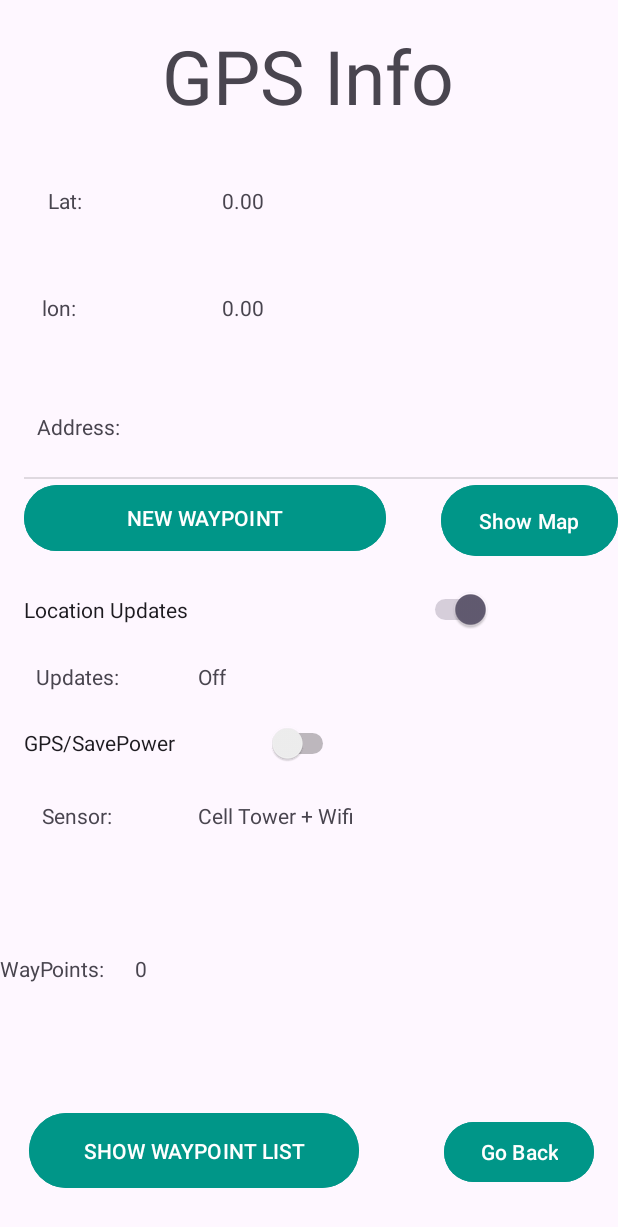
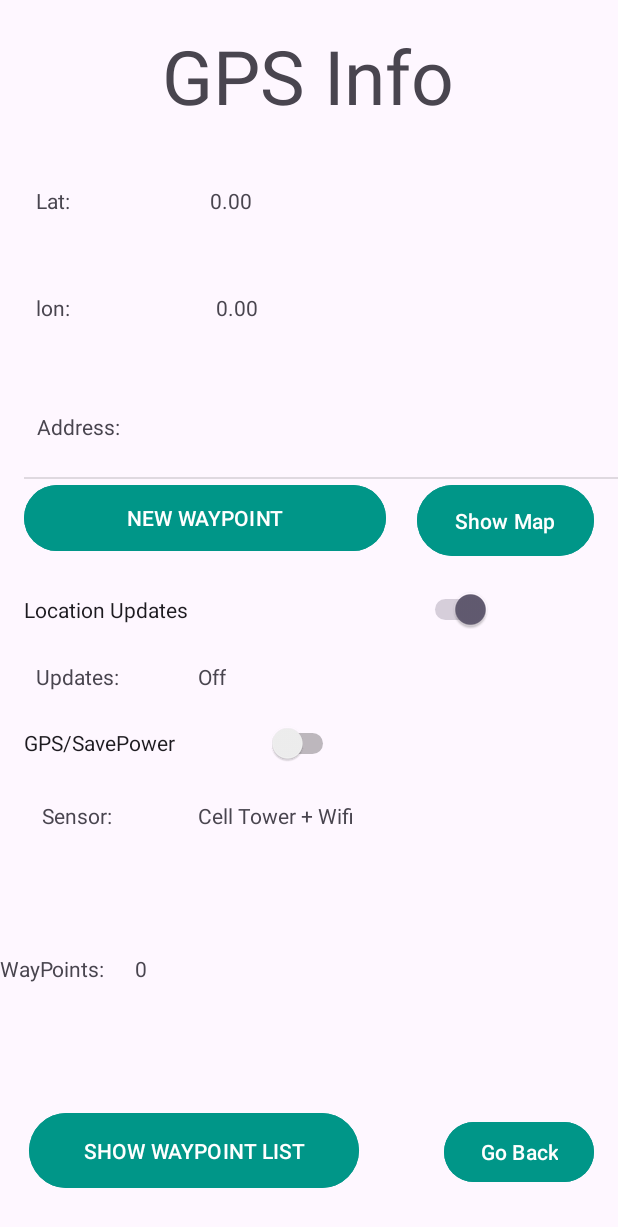
Before and after one commit to serraozturk/AGRIGPS, an Android app: the screen it shows after launch (GPSView), after a tap on "StartActivity", on a phone screen of 412 x 824 dp. Shown: the top 1227 px of the screen. Run offline under Robolectric (Android 15) with nearby library versions, the phone set to English and light mode, and no system bars.

```diff
--- a/app/src/main/res/layout/activity_gpsview.xml
+++ b/app/src/main/res/layout/activity_gpsview.xml
@@ -104,7 +104,7 @@
         android:id="@+id/tv_labellat"
         android:layout_width="100dp"
         android:layout_height="wrap_content"
-        android:layout_marginStart="32dp"
+        android:layout_marginStart="24dp"
         android:layout_marginTop="124dp"
         android:text="Lat:"
         app:layout_constraintStart_toStartOf="parent"
@@ -114,7 +114,7 @@
         android:id="@+id/tv_labellon"
         android:layout_width="100dp"
         android:layout_height="wrap_content"
-        android:layout_marginStart="28dp"
+        android:layout_marginStart="24dp"
         android:layout_marginTop="52dp"
         android:text="lon:"
         app:layout_constraintStart_toStartOf="parent"
@@ -217,6 +217,7 @@
         android:id="@+id/btn_showMap"
         android:layout_width="118dp"
         android:layout_height="55dp"
+        android:layout_marginEnd="16dp"
         android:backgroundTint="#009688"
         android:text="Show Map"
         app:layout_constraintBottom_toBottomOf="parent"
```
